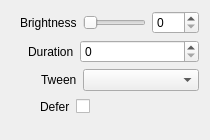
First picture: the form in src/Widgets/Inspector/InspectorBrightnessWidget.ui, repository CasparCG/client, before the edit.
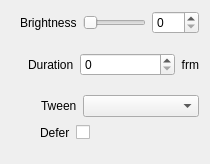
Second picture: the form after the edit.

Commit message: Added description text to duration properties in the inspector panel.

```diff
--- a/src/Widgets/Inspector/InspectorBrightnessWidget.ui
+++ b/src/Widgets/Inspector/InspectorBrightnessWidget.ui
@@ -7,7 +7,7 @@
     <x>0</x>
     <y>0</y>
     <width>210</width>
-    <height>140</height>
+    <height>164</height>
    </rect>
   </property>
   <property name="sizePolicy">
@@ -102,6 +102,16 @@
        </property>
       </widget>
      </item>
+     <item>
+      <widget class="QLabel" name="labelFrm1">
+       <property name="text">
+        <string>frm</string>
+       </property>
+       <property name="alignment">
+        <set>Qt::AlignRight|Qt::AlignTrailing|Qt::AlignVCenter</set>
+       </property>
+      </widget>
+     </item>
     </layout>
    </item>
    <item>
```
The commit also changes 14 other files.
